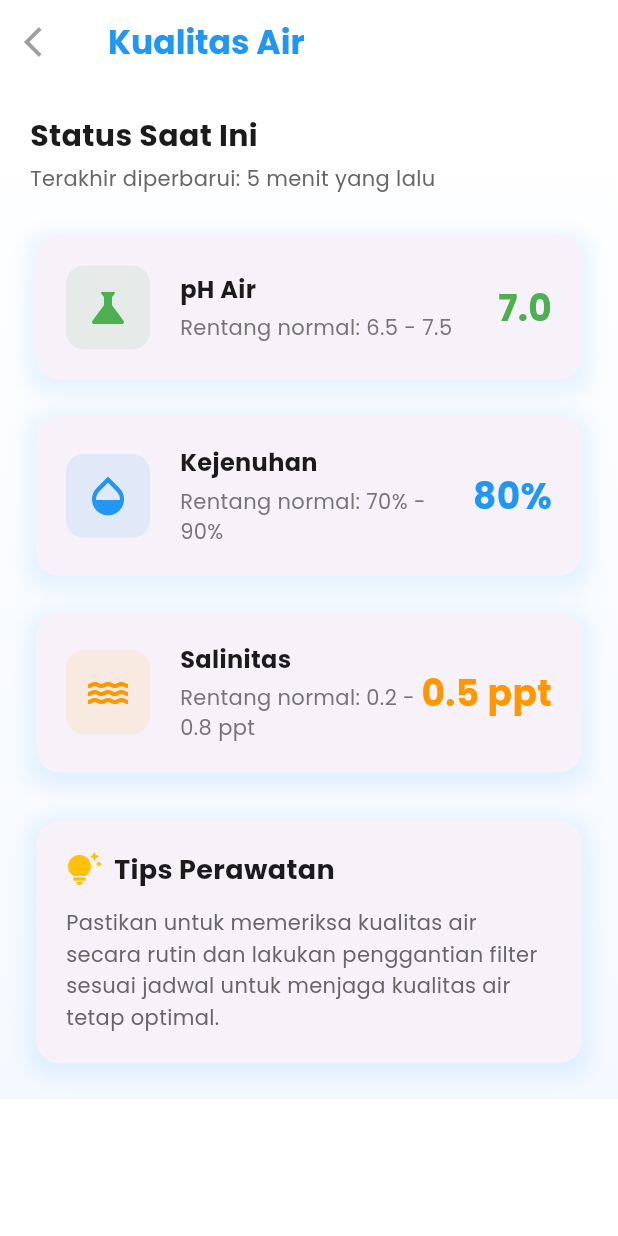
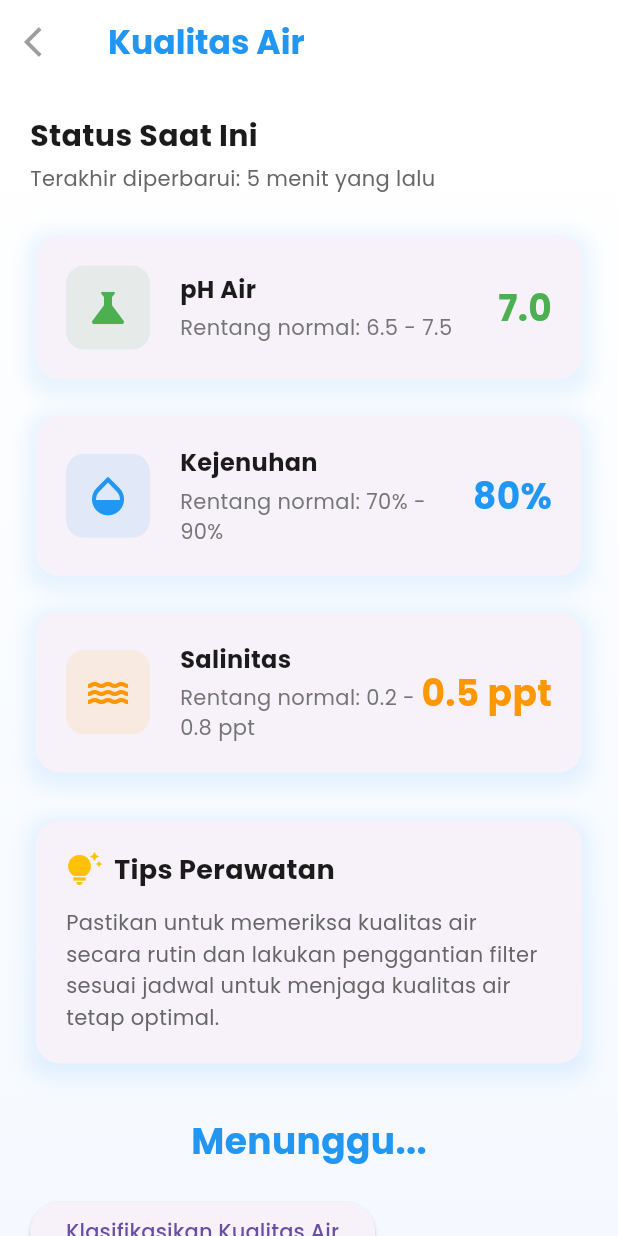
Before and after one commit to ahmadsyah28/EcoFlow, a Flutter app: the screen it shows after launch, after a tap on "Kualitas Air", on a phone screen of 412 x 824 dp. Run offline on Flutter 3.47's test engine with Material 3 defaults, Android fonts, the phone set to English and light mode, and no system bars; our stand-ins replace shared_preferences; missing offline and left inert: tflite.

Commit message:
[Fitur] Menambahkan Model Machine Learning untuk klasifikasi kualitas air, belum diuji

```diff
--- /dev/null
+++ b/assets/labels.txt
@@ -0,0 +1,2 @@
+0
+1
--- a/lib/screens/water_quality_screen.dart
+++ b/lib/screens/water_quality_screen.dart
@@ -1,7 +1,47 @@
 import 'package:flutter/material.dart';
+import 'package:tflite/tflite.dart';
 
-class WaterQualityScreen extends StatelessWidget {
+class WaterQualityScreen extends StatefulWidget {
   const WaterQualityScreen({super.key});
+
+  @override
+  _WaterQualityScreenState createState() => _WaterQualityScreenState();
+}
+
+class _WaterQualityScreenState extends State<WaterQualityScreen> {
+  String _classificationResult = "Menunggu..."; // Default text
+
+  @override
+  void initState() {
+    super.initState();
+    loadModel();
+  }
+
+  // Fungsi untuk memuat model
+  Future<void> loadModel() async {
+    await Tflite.loadModel(
+      model: "assets/model.tflite",  // Model Anda
+      labels: "assets/labels.txt",   // File label Anda
+    );
+  }
+
+  // Fungsi untuk melakukan klasifikasi
+  Future<void> classifyWaterQuality(double ph, double tds, double turbidity) async {
+    var input = [ph, tds, turbidity]; // Sesuaikan dengan input model Anda
+    var output = await Tflite.runModelOnInput(
+      inputs: input,
+      outputs: [0, 1], // Misalnya model outputkan 0 atau 1
+    );
+
+    setState(() {
+      // Menentukan hasil klasifikasi berdasarkan output model
+      if (output != null && output.isNotEmpty) {
+        _classificationResult = output[0] == 0 ? "Air Jernih!" : "Air Kotor!";
+      } else {
+        _classificationResult = "Kesalahan dalam klasifikasi";
+      }
+    });
+  }
 
   @override
   Widget build(BuildContext context) {
@@ -77,6 +117,26 @@ class WaterQualityScreen extends StatelessWidget {
                 ),
                 const SizedBox(height: 24),
                 _buildTipsCard(),
+                // Bagian menampilkan hasil klasifikasi
+                const SizedBox(height: 30),
+                Center(
+                  child: Text(
+                    _classificationResult,
+                    style: const TextStyle(
+                      fontSize: 24,
+                      fontWeight: FontWeight.bold,
+                      color: Color(0xFF2196F3),
+                    ),
+                  ),
+                ),
+                const SizedBox(height: 20),
+                ElevatedButton(
+                  onPressed: () {
+                    // Memanggil fungsi klasifikasi dengan contoh data input
+                    classifyWaterQuality(7.0, 80.0, 5.0); // Sesuaikan input sesuai data sensor
+                  },
+                  child: const Text('Klasifikasikan Kualitas Air'),
+                ),
               ],
             ),
           ),
--- a/pubspec.yaml
+++ b/pubspec.yaml
@@ -14,6 +14,7 @@ dependencies:
   intl: ^0.18.1
   shared_preferences: ^2.2.2
   http: ^1.1.0
+  tflite: ^1.1.2
 
 dev_dependencies:
   flutter_test:
@@ -34,6 +35,8 @@ flutter:
   assets:
     - assets/images/logo.png
     - assets/images/
+    - assets/model.tflite
+    - assets/labels.txt
 
   fonts:
     - family: Poppins
```
Also changed, not shown: pubspec.lock, 1 other file.
